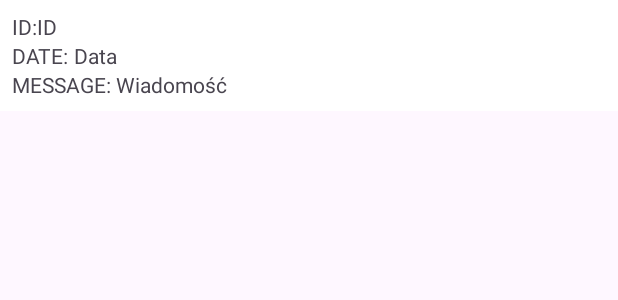
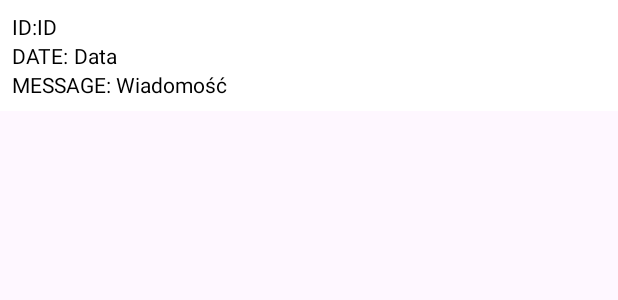
Before and after one commit to MKZSE/MobileApp, an Android app: the layout item_log.xml on its own in the app's theme, with its tools: preview values and no code run, on a phone screen of 412 x 824 dp. Shown: the top 300 px of the screen. Run offline under Robolectric (Android 15) with nearby library versions, the phone set to English and light mode, and no system bars.

Commit message:
Skończone.

```diff
--- a/app/src/main/res/layout/activity_get_logs.xml
+++ b/app/src/main/res/layout/activity_get_logs.xml
@@ -96,6 +96,7 @@
         app:layout_constraintTop_toBottomOf="@id/form"
         app:layout_constraintStart_toStartOf="parent"
         app:layout_constraintEnd_toEndOf="parent"
-        android:layout_marginTop="16dp" />
+        android:layout_marginTop="16dp"
+        android:textColor="@color/black"/>
 
 </androidx.constraintlayout.widget.ConstraintLayout>
--- a/app/src/main/res/layout/item_log.xml
+++ b/app/src/main/res/layout/item_log.xml
@@ -13,9 +13,11 @@
         <TextView
             android:layout_width="wrap_content"
             android:layout_height="wrap_content"
+            android:textColor="@color/black"
             android:text="ID:" />
     <TextView
         android:id="@+id/tvId"
+        android:textColor="@color/black"
         android:layout_width="wrap_content"
         android:layout_height="wrap_content"
         android:text="ID" />
@@ -27,9 +29,11 @@
         <TextView
             android:layout_width="wrap_content"
             android:layout_height="wrap_content"
+            android:textColor="@color/black"
             android:text="DATE: " />
     <TextView
         android:id="@+id/tvDate"
+        android:textColor="@color/black"
         android:layout_width="wrap_content"
         android:layout_height="wrap_content"
         android:text="Data" />
@@ -39,11 +43,13 @@
         android:layout_height="wrap_content"
         android:orientation="horizontal">
         <TextView
+            android:textColor="@color/black"
             android:layout_width="wrap_content"
             android:layout_height="wrap_content"
             android:text="MESSAGE: " />
     <TextView
         android:id="@+id/tvMessage"
+        android:textColor="@color/black"
         android:layout_width="wrap_content"
         android:layout_height="wrap_content"
         android:text="Wiadomość" />
```
